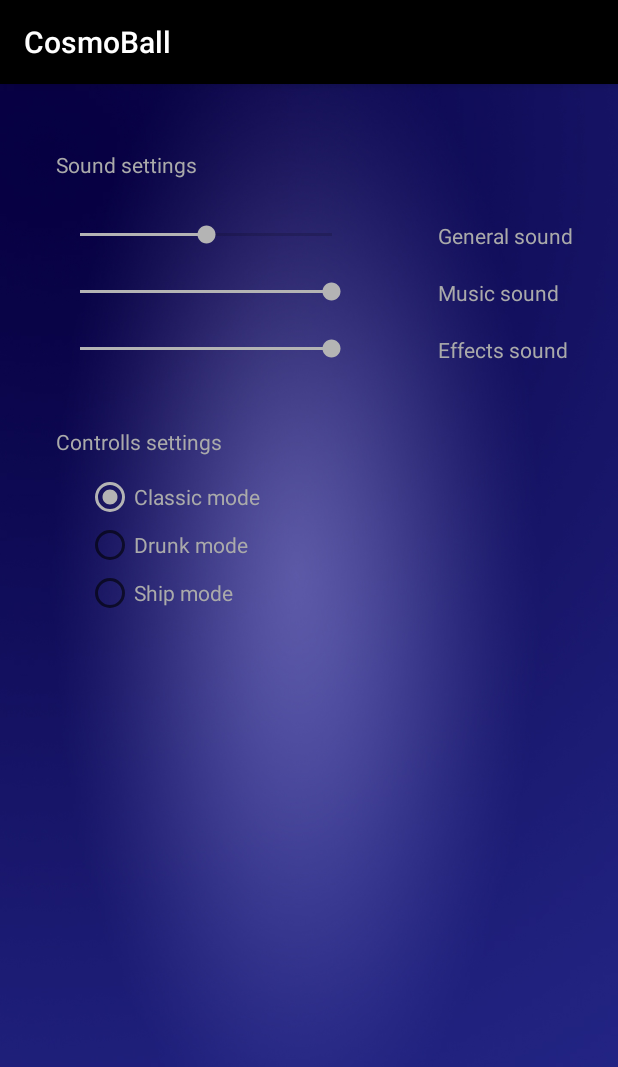
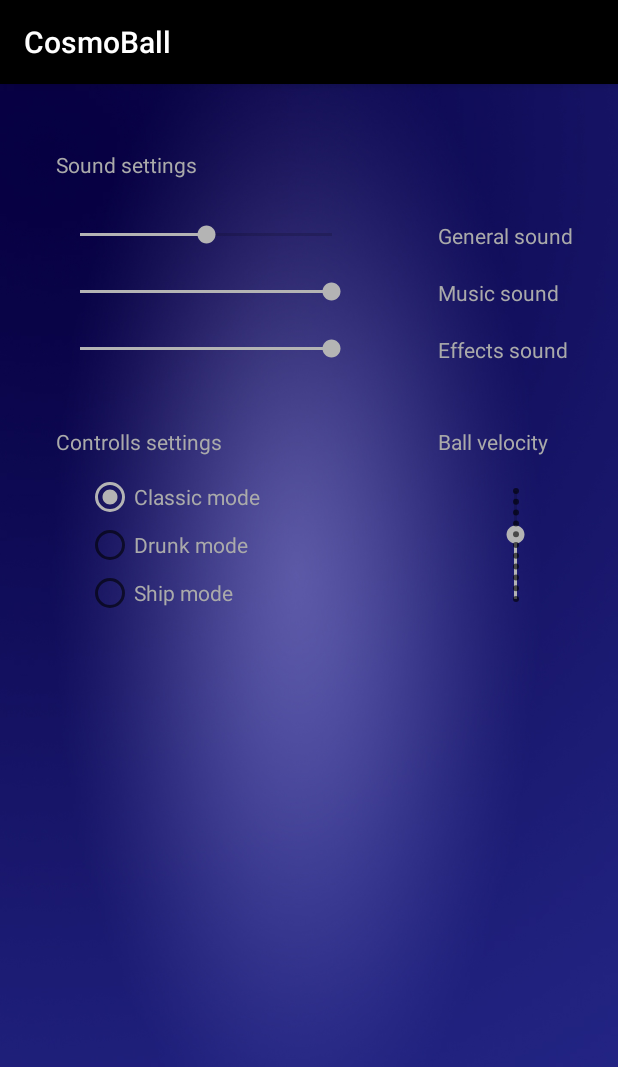
Before and after one commit to wovilon/Pingpong1, an Android app: the SettingsActivity screen opened directly, with no data from a screen before it, on a phone screen of 412 x 824 dp. Shown: the top 1067 px of the screen. Run offline under Robolectric (Android 15) with nearby library versions, the phone set to English and light mode, and no system bars.

Commit message:
Ball velocity change added

```diff
--- a/app/src/main/java/wovilon/pingpong1/SettingsActivity.java
+++ b/app/src/main/java/wovilon/pingpong1/SettingsActivity.java
@@ -11,6 +11,7 @@ import android.widget.SeekBar;
 import android.widget.TextView;
 
 import static wovilon.pingpong1.MusicPlayer.sound;
+import static wovilon.pingpong1.R.id.BallVelocitySeekBar;
 import static wovilon.pingpong1.R.id.effectsSound;
 import static wovilon.pingpong1.R.id.generalSound;
 import static wovilon.pingpong1.R.id.musicSound;
@@ -43,8 +44,6 @@ public class SettingsActivity extends AppCompatActivity implements SeekBar.OnSee
         effectsSnd.setProgress(effectsSoundValue);
 
         final RadioGroup turbulenceRadioGroup=(RadioGroup)findViewById(R.id.turbulenceRadioGroup);
-
-
         switch (settings.getString("TurbulenceMode","mode_classic")) {
             case "mode_classic": turbulenceRadioGroup.check(R.id.mode_classic); break;
             case "mode_drunk": turbulenceRadioGroup.check(R.id.mode_drunk); break;
@@ -52,6 +51,9 @@ public class SettingsActivity extends AppCompatActivity implements SeekBar.OnSee
             default: turbulenceRadioGroup.check(R.id.mode_classic); break;
         }
 
+        final SeekBar ballVelocitySeekBar=(SeekBar)findViewById(R.id.BallVelocitySeekBar);
+        ballVelocitySeekBar.setProgress(settings.getInt("BallVelocity", 30)/5);
+        ballVelocitySeekBar.setOnSeekBarChangeListener(this);
 
     }
 
@@ -76,6 +78,11 @@ public class SettingsActivity extends AppCompatActivity implements SeekBar.OnSee
                 effectsSoundValue=seekBar.getProgress();
                 editor.putInt("EffSnd", effectsSoundValue);
                 MusicPlayer.effVolume=(float)generalSoundValue/100 *effectsSoundValue/100;break;
+            }
+
+
+            case (BallVelocitySeekBar):{
+            editor.putInt("BallVelocity", seekBar.getProgress()*5);
             }
          }
          editor.apply();
--- a/app/src/main/res/layout/activity_settings.xml
+++ b/app/src/main/res/layout/activity_settings.xml
@@ -4,87 +4,96 @@
     xmlns:tools="http://schemas.android.com/tools"
     android:id="@+id/activity_settings"
     android:layout_width="match_parent"
-    android:layout_height="match_parent"
+    android:layout_height="wrap_content"
+    android:background="@drawable/menubackground"
     android:paddingBottom="@dimen/activity_vertical_margin"
     android:paddingLeft="@dimen/activity_horizontal_margin"
     android:paddingRight="@dimen/activity_horizontal_margin"
     android:paddingTop="@dimen/activity_vertical_margin"
-    tools:context="wovilon.pingpong1.SettingsActivity"
-    android:background="@drawable/menubackground">
+    tools:context="wovilon.pingpong1.SettingsActivity">
 
     <SeekBar
+        android:id="@+id/generalSound"
+        android:layout_width="200dp"
         android:layout_height="wrap_content"
+        android:layout_alignParentStart="true"
+        android:layout_alignParentTop="true"
         android:layout_marginStart="21dp"
         android:layout_marginTop="75dp"
-        android:id="@+id/generalSound"
-        android:layout_width="200dp"
-        android:fadeScrollbars="false"
-        android:layout_alignParentTop="true"
-        android:layout_alignParentStart="true" />
+        android:fadeScrollbars="false" />
 
     <SeekBar
+        android:id="@+id/musicSound"
         android:layout_width="200dp"
         android:layout_height="wrap_content"
-        android:layout_marginTop="20dp"
-        android:id="@+id/musicSound"
+        android:layout_alignStart="@+id/generalSound"
         android:layout_below="@+id/generalSound"
-        android:layout_alignStart="@+id/generalSound" />
+        android:layout_marginTop="20dp" />
 
     <SeekBar
+        android:id="@+id/effectsSound"
         android:layout_width="200dp"
         android:layout_height="wrap_content"
-        android:layout_marginTop="20dp"
-        android:id="@+id/effectsSound"
+        android:layout_alignStart="@+id/generalSound"
         android:layout_below="@+id/musicSound"
-        android:layout_alignStart="@+id/generalSound" />
+        android:layout_marginTop="20dp" />
 
     <TextView
-        android:text="@string/SoundSettings"
+        android:id="@+id/textView2"
         android:layout_width="wrap_content"
         android:layout_height="wrap_content"
-        android:id="@+id/textView2"
-        android:textColor="@android:color/darker_gray"
         android:layout_alignParentTop="true"
         android:layout_alignStart="@+id/generalSound"
-        android:layout_marginTop="28dp" />
+        android:layout_marginTop="28dp"
+        android:text="@string/SoundSettings"
+        android:textColor="@android:color/darker_gray" />
 
     <TextView
-        android:text="@string/EffectsSound"
+        android:id="@+id/textView6"
         android:layout_width="wrap_content"
         android:layout_height="wrap_content"
-        android:id="@+id/textView6"
-        android:textColor="@android:color/darker_gray"
+        android:layout_alignStart="@+id/MusicSoundView"
         android:layout_alignTop="@+id/effectsSound"
-        android:layout_alignStart="@+id/MusicSoundView" />
+        android:text="@string/EffectsSound"
+        android:textColor="@android:color/darker_gray" />
 
     <TextView
-        android:text="@string/ControlsSettings"
+        android:id="@+id/textView8"
         android:layout_width="wrap_content"
         android:layout_height="wrap_content"
-        android:id="@+id/textView8"
-        android:textColor="@android:color/darker_gray"
+        android:layout_alignStart="@+id/effectsSound"
+        android:layout_below="@+id/effectsSound"
         android:layout_marginTop="43dp"
-        android:layout_below="@+id/effectsSound"
-        android:layout_alignStart="@+id/effectsSound" />
+        android:text="@string/ControlsSettings"
+        android:textColor="@android:color/darker_gray" />
 
     <TextView
-        android:text="@string/GeneralSound"
+        android:id="@+id/BallVelocityTextView"
         android:layout_width="wrap_content"
         android:layout_height="wrap_content"
-        android:id="@+id/GeneralSoundView"
-        android:textColor="@android:color/darker_gray"
-        android:layout_marginEnd="14dp"
-        android:layout_alignTop="@+id/generalSound"
-        android:layout_alignParentEnd="true" />
+        android:layout_above="@+id/turbulenceRadioGroup"
+        android:layout_alignStart="@+id/BallVelocitySeekBar"
+        android:text="@string/ball_velocity"
+        android:textColor="@android:color/darker_gray" />
 
     <TextView
-        android:text="@string/MusicSound"
+        android:id="@+id/GeneralSoundView"
         android:layout_width="wrap_content"
         android:layout_height="wrap_content"
+        android:layout_alignParentEnd="true"
+        android:layout_alignTop="@+id/generalSound"
+        android:layout_marginEnd="14dp"
+        android:text="@string/GeneralSound"
+        android:textColor="@android:color/darker_gray" />
+
+    <TextView
         android:id="@+id/MusicSoundView"
-        android:textColor="@android:color/darker_gray"
+        android:layout_width="wrap_content"
+        android:layout_height="wrap_content"
+        android:layout_alignStart="@+id/GeneralSoundView"
         android:layout_alignTop="@+id/musicSound"
-        android:layout_alignStart="@+id/GeneralSoundView" />
+        android:text="@string/MusicSound"
+        android:textColor="@android:color/darker_gray" />
 
     <RadioGroup
         android:id="@+id/turbulenceRadioGroup"
@@ -123,4 +132,16 @@
             android:textColor="@android:color/darker_gray" />
     </RadioGroup>
 
+    <SeekBar
+        android:id="@+id/BallVelocitySeekBar"
+        style="@style/Widget.AppCompat.SeekBar.Discrete"
+        android:layout_width="match_parent"
+        android:layout_height="wrap_content"
+        android:layout_alignBottom="@+id/turbulenceRadioGroup"
+        android:layout_alignStart="@+id/textView6"
+        android:layout_alignTop="@+id/turbulenceRadioGroup"
+        android:max="10"
+        android:progress="5"
+        android:rotation="270" />
+
 </RelativeLayout>
--- a/app/src/main/res/values/strings.xml
+++ b/app/src/main/res/values/strings.xml
@@ -27,4 +27,5 @@
     <string name="mode_classic">Classic mode</string>
     <string name="mode_drunk">Drunk mode</string>
     <string name="mode_ship">Ship mode</string>
+    <string name="ball_velocity">Ball velocity</string>
 </resources>
```
Also changed, not shown: app/src/main/java/wovilon/pingpong1/GameActivity.java (+31 -26 lines).
